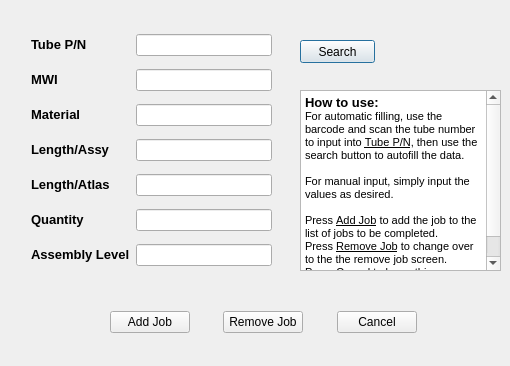
The window that source/jobpage.ui (ajvaladez05/teamVATPAT) describes before a commit, drawn with Qt 5.
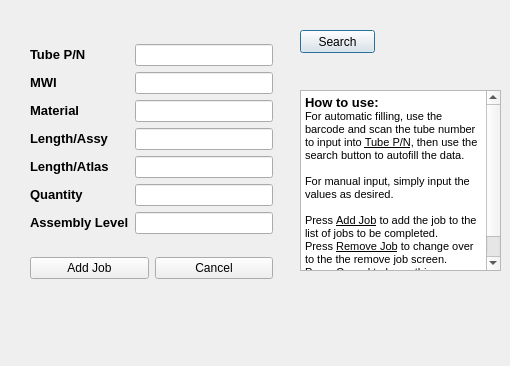
The same window after the commit.

The edit to the form file:
```diff
--- a/source/jobpage.ui
+++ b/source/jobpage.ui
@@ -17,7 +17,7 @@
    <property name="geometry">
     <rect>
      <x>300</x>
-     <y>40</y>
+     <y>30</y>
      <width>75</width>
      <height>23</height>
     </rect>
@@ -50,74 +50,17 @@
 &lt;p style=&quot; margin-top:0px; margin-bottom:0px; margin-left:0px; margin-right:0px; -qt-block-indent:0; text-indent:0px;&quot;&gt;Press &lt;span style=&quot; text-decoration: underline;&quot;&gt;Cancel&lt;/span&gt; to leave this page without adding a job.&lt;/p&gt;&lt;/body&gt;&lt;/html&gt;</string>
    </property>
   </widget>
-  <widget class="QWidget" name="layoutWidget">
-   <property name="geometry">
-    <rect>
-     <x>110</x>
-     <y>310</y>
-     <width>307</width>
-     <height>25</height>
-    </rect>
-   </property>
-   <layout class="QHBoxLayout" name="horizontalLayout">
-    <item>
-     <widget class="QPushButton" name="Add_job_button">
-      <property name="text">
-       <string>Add Job</string>
-      </property>
-     </widget>
-    </item>
-    <item>
-     <spacer name="horizontalSpacer">
-      <property name="orientation">
-       <enum>Qt::Horizontal</enum>
-      </property>
-      <property name="sizeHint" stdset="0">
-       <size>
-        <width>28</width>
-        <height>20</height>
-       </size>
-      </property>
-     </spacer>
-    </item>
-    <item>
-     <widget class="QPushButton" name="Remove_job_button">
-      <property name="text">
-       <string>Remove Job</string>
-      </property>
-     </widget>
-    </item>
-    <item>
-     <spacer name="horizontalSpacer_2">
-      <property name="orientation">
-       <enum>Qt::Horizontal</enum>
-      </property>
-      <property name="sizeHint" stdset="0">
-       <size>
-        <width>28</width>
-        <height>20</height>
-       </size>
-      </property>
-     </spacer>
-    </item>
-    <item>
-     <widget class="QPushButton" name="Cancel_button">
-      <property name="text">
-       <string>Cancel</string>
-      </property>
-     </widget>
-    </item>
-   </layout>
-  </widget>
   <widget class="QWidget" name="">
    <property name="geometry">
     <rect>
-     <x>31</x>
+     <x>30</x>
      <y>27</y>
-     <width>241</width>
-     <height>251</height>
+     <width>243</width>
+     <height>271</height>
     </rect>
    </property>
+   <layout class="QGridLayout" name="gridLayout_2">
+    <item row="0" column="0" colspan="2">
    <layout class="QGridLayout" name="gridLayout">
     <item row="4" column="1">
      <widget class="QLineEdit" name="Length_atlas_input"/>
@@ -197,6 +140,22 @@
      <widget class="QLineEdit" name="MWI_input"/>
     </item>
    </layout>
+    </item>
+    <item row="1" column="0">
+     <widget class="QPushButton" name="Add_job_button">
+      <property name="text">
+       <string>Add Job</string>
+      </property>
+     </widget>
+    </item>
+    <item row="1" column="1">
+     <widget class="QPushButton" name="Cancel_button">
+      <property name="text">
+       <string>Cancel</string>
+      </property>
+     </widget>
+    </item>
+   </layout>
   </widget>
  </widget>
  <tabstops>
```
Left out of the diff: 1 changed line with no effect on the pictures. Lines whose indentation alone changed are shown as unchanged.
